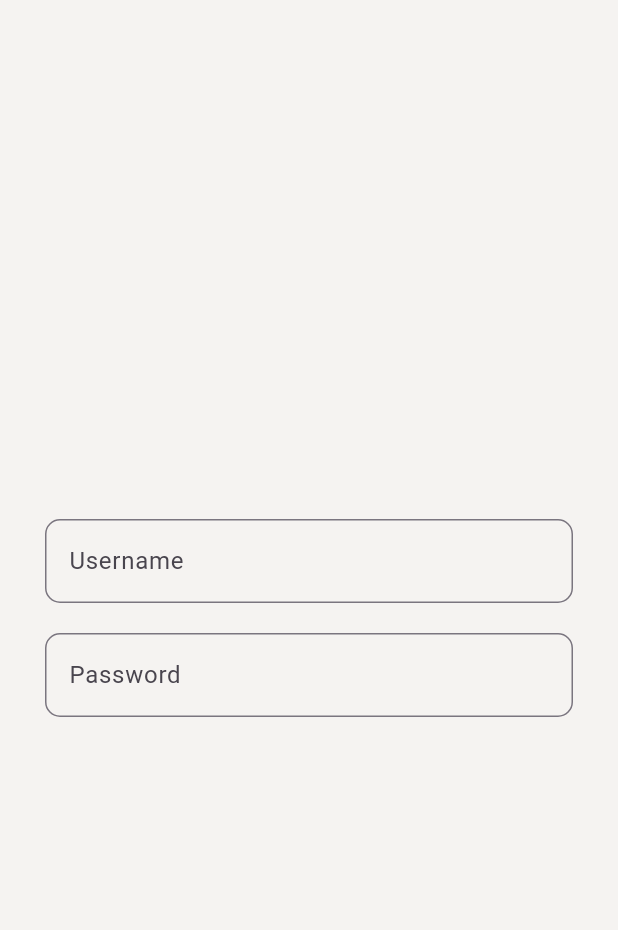
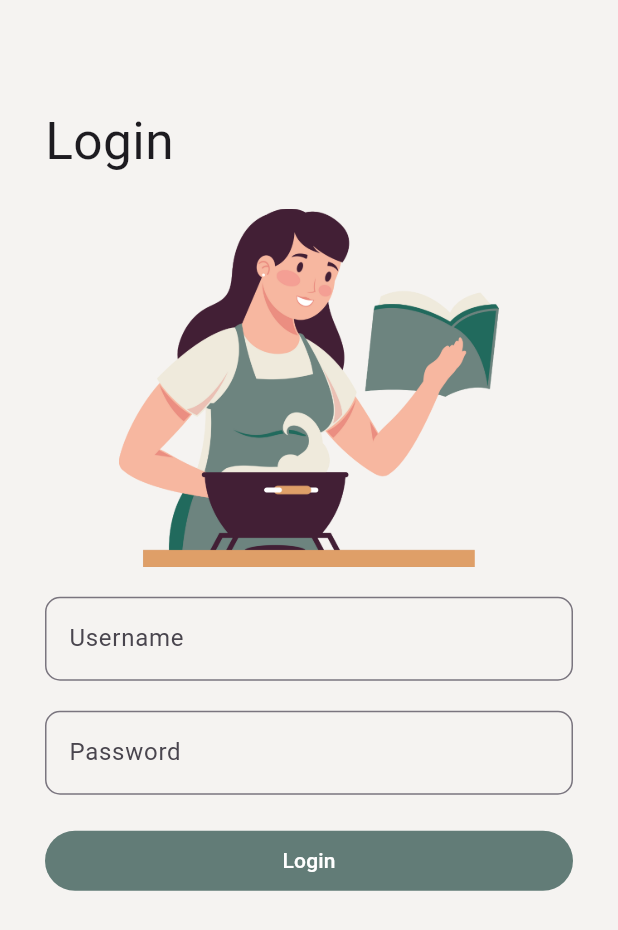
Before and after one commit to aqil-mhn/FourtitudeAssessment, a Flutter app: the LoginScreen screen opened directly, on a phone screen of 412 x 824 dp. Shown: the top 930 px of the screen. Run offline on Flutter 3.47's test engine with Material 3 defaults, Android fonts, the phone set to English and light mode, and no system bars; our stand-ins replace flutter_screenutil, shared_preferences; missing offline and left inert: local_session_timeout; accounts and stored records are empty; generated files the repository leaves out were written again.

Commit message:
login UI

```diff
--- a/lib/configs/app.dart
+++ b/lib/configs/app.dart
@@ -2,6 +2,7 @@ import 'dart:async';
 
 import 'package:flutter/material.dart';
 import 'package:flutter_localizations/flutter_localizations.dart';
+import 'package:flutter_screenutil/flutter_screenutil.dart';
 import 'package:fourtitude_assessment/configs/app_language.dart';
 import 'package:fourtitude_assessment/configs/app_navigation.dart';
 import 'package:fourtitude_assessment/modules/logins/login_screen.dart';
@@ -42,6 +43,8 @@ class _AppState extends State<App> {
     );
     return SessionTimeoutManager(
       sessionConfig: sessionConfig,
+      child: ScreenUtilInit(
+        designSize: const Size(300, 690),
         child: MaterialApp(
           debugShowCheckedModeBanner: false,
           navigatorKey: NavKey.navKey,
@@ -58,6 +61,7 @@ class _AppState extends State<App> {
             Locale('my')
           ],
         ),
+      ),
     );
   }
 }
--- a/lib/modules/logins/login_screen.dart
+++ b/lib/modules/logins/login_screen.dart
@@ -1,4 +1,5 @@
 import 'package:flutter/material.dart';
+import 'package:flutter_screenutil/flutter_screenutil.dart';
 import 'package:fourtitude_assessment/configs/app_theme.dart';
 import 'package:provider/provider.dart';
 
@@ -16,12 +17,29 @@ class _LoginScreenState extends State<LoginScreen> {
     return Scaffold(
       backgroundColor: const Color.fromARGB(255, 245, 243, 241),
       body: Padding(
-        padding: const EdgeInsets.all(30.0),
+        padding: const EdgeInsets.fromLTRB(30, 70, 30, 30),
         child: Center(
           child: Column(
             crossAxisAlignment: CrossAxisAlignment.stretch,
-            mainAxisAlignment: MainAxisAlignment.center,
+            mainAxisAlignment: MainAxisAlignment.start,
             children: [
+              Text(
+                "Login",
+                style: TextStyle(
+                  fontSize: 30.sp
+                ),
+              ),
+              SizedBox(
+                height: 20,
+              ),
+              Image.asset(
+                "assets/images/recipe.png",
+                width: 200.w,
+                height: 200.h,
+              ),
+              SizedBox(
+                height: 20,
+              ),
               TextFormField(
                 decoration: InputDecoration(
                   // hintText: "Username",
@@ -44,6 +62,21 @@ class _LoginScreenState extends State<LoginScreen> {
                   )
                 ),
               ),
+              SizedBox(
+                height: 20,
+              ),
+              TextButton(
+                onPressed: () {
+
+                },
+                style: ButtonStyle(
+                  backgroundColor: WidgetStatePropertyAll(const Color.fromARGB(255, 98, 124, 119)),
+                  foregroundColor: WidgetStatePropertyAll(Colors.white)
+                ),
+                child: Text(
+                  "Login"
+                ),
+              )
             ],
           ),
         ),
```
Also changed, not shown: pubspec.yaml (+4 -4 lines), assets/images/recipe.png (added), pubspec.lock, 6 other files. Lines whose indentation alone changed are shown as unchanged.
